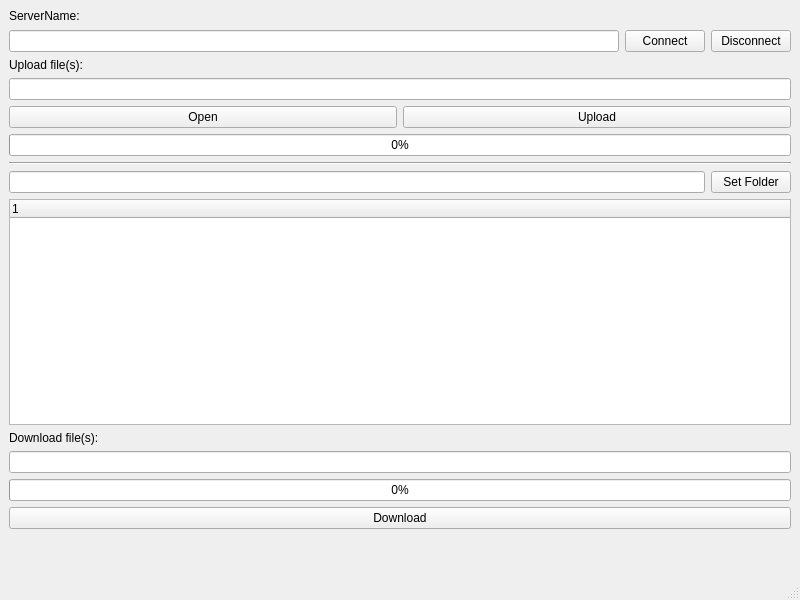
The window that tebrafile/mainwindow.ui (MATF-RS20/RS022-tebrafile) describes before a commit, drawn with Qt 5.
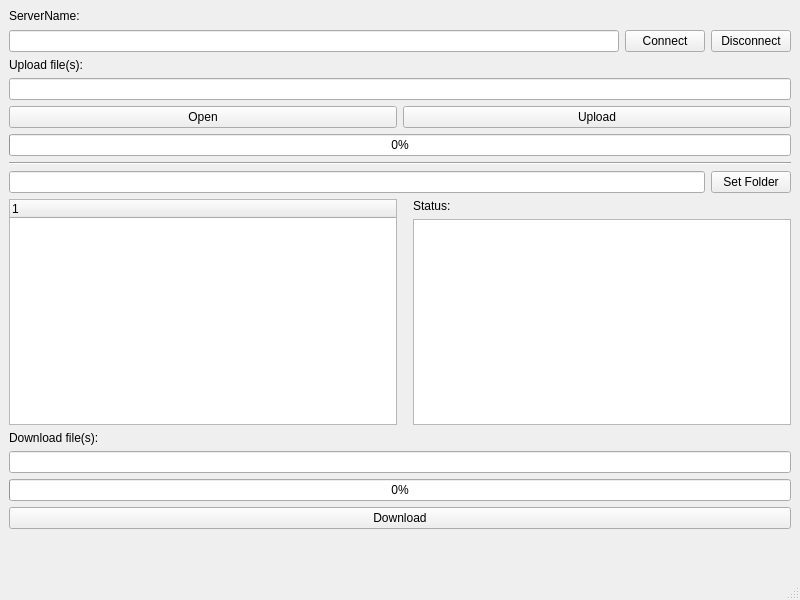
The same window after the commit.

```diff
--- a/tebrafile/mainwindow.ui
+++ b/tebrafile/mainwindow.ui
@@ -114,13 +114,40 @@
      </layout>
     </item>
     <item>
+     <layout class="QHBoxLayout" name="hl4">
+      <item>
      <widget class="QTreeWidget" name="treeWidget">
+        <property name="maximumSize">
+         <size>
+          <width>16777215</width>
+          <height>16777215</height>
+         </size>
+        </property>
       <column>
        <property name="text">
         <string notr="true">1</string>
        </property>
       </column>
      </widget>
+      </item>
+      <item>
+       <layout class="QVBoxLayout" name="vl">
+        <property name="leftMargin">
+         <number>10</number>
+        </property>
+        <item>
+         <widget class="QLabel" name="label_3">
+          <property name="text">
+           <string>Status:</string>
+          </property>
+         </widget>
+        </item>
+        <item>
+         <widget class="QTextEdit" name="textEdit"/>
+        </item>
+       </layout>
+      </item>
+     </layout>
     </item>
     <item>
      <widget class="QLabel" name="label_2">
```
Left out of the diff: 2 changed lines with no effect on the pictures. Lines whose indentation alone changed are shown as unchanged.
